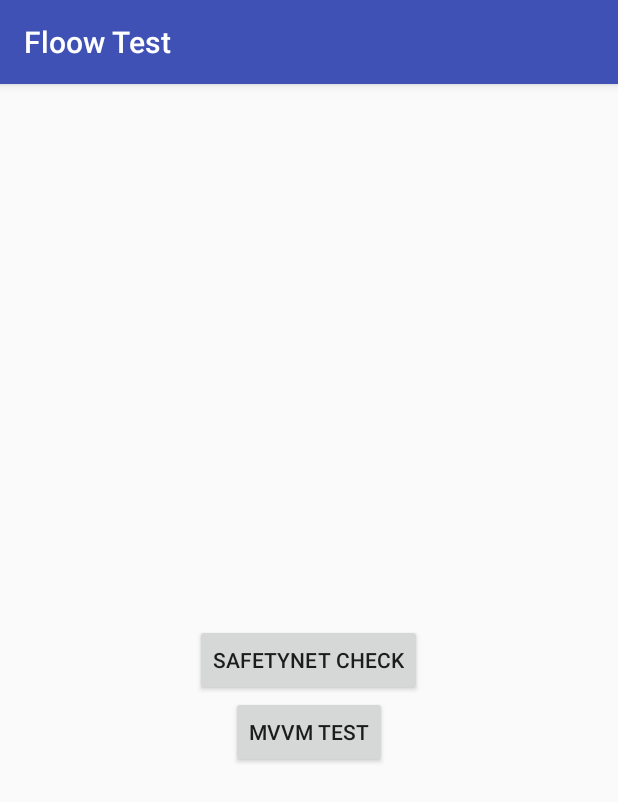
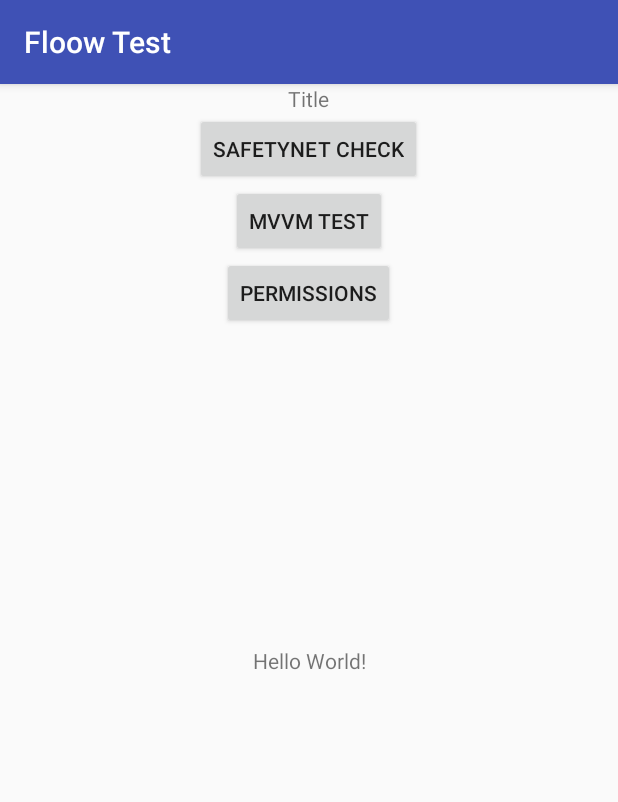
Before and after one commit to revs87/android-test1, an Android app: the screen it shows after launch (MainActivity), on a phone screen of 412 x 824 dp. Shown: the top 802 px of the screen. Run offline under Robolectric (Android 15) with nearby library versions, the phone set to English and light mode, and no system bars.

Commit message:
Permissions handling added

```diff
--- a/app/src/main/AndroidManifest.xml
+++ b/app/src/main/AndroidManifest.xml
@@ -1,6 +1,8 @@
 <?xml version="1.0" encoding="utf-8"?>
 <manifest xmlns:android="http://schemas.android.com/apk/res/android"
     package="com.tripas.test1.test1">
+
+    <uses-permission android:name="android.permission.READ_CONTACTS" />
 
     <application
         android:allowBackup="true"
--- a/app/src/main/res/layout/activity_main.xml
+++ b/app/src/main/res/layout/activity_main.xml
@@ -19,11 +19,19 @@
         android:layout_width="match_parent"
         android:layout_height="match_parent">
 
+        <TextView
+            android:id="@+id/title"
+            android:layout_width="wrap_content"
+            android:layout_height="wrap_content"
+            android:layout_centerHorizontal="true"
+            android:text="Title" />
+
         <Button
             android:id="@+id/button1"
             android:layout_width="wrap_content"
             android:layout_height="wrap_content"
-            android:layout_centerInParent="true"
+            android:layout_below="@+id/title"
+            android:layout_centerHorizontal="true"
             android:text="SafetyNet check" />
 
 
@@ -34,6 +42,14 @@
             android:layout_below="@+id/button1"
             android:layout_centerHorizontal="true"
             android:text="MVVM test" />
+
+        <Button
+            android:id="@+id/button3"
+            android:layout_width="wrap_content"
+            android:layout_height="wrap_content"
+            android:layout_below="@+id/button2"
+            android:layout_centerHorizontal="true"
+            android:text="Permissions" />
     </RelativeLayout>
 
 
--- a/build.gradle
+++ b/build.gradle
@@ -5,7 +5,7 @@ buildscript {
         jcenter()
     }
     dependencies {
-        classpath 'com.android.tools.build:gradle:2.3.3'
+        classpath 'com.android.tools.build:gradle:3.0.0-beta4'
 
         // NOTE: Do not place your application dependencies here; they belong
         // in the individual module build.gradle files
```
Also changed, not shown: app/build.gradle (+6 -6 lines), app/src/main/java/com/tripas/test1/test1/MainActivity.java (+93 -0 lines), gradle/wrapper/gradle-wrapper.properties.
